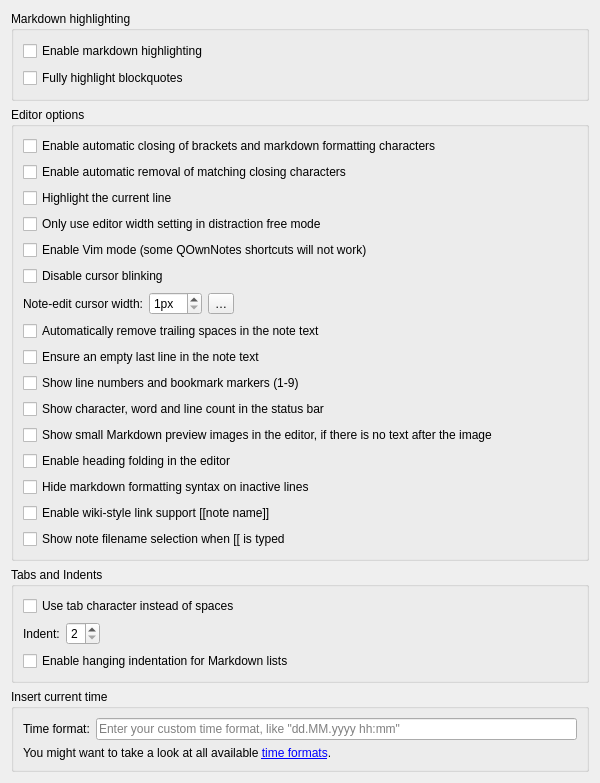
Qt form src/widgets/settings/editorsettingswidget.ui (pbek/QOwnNotes) before a commit.
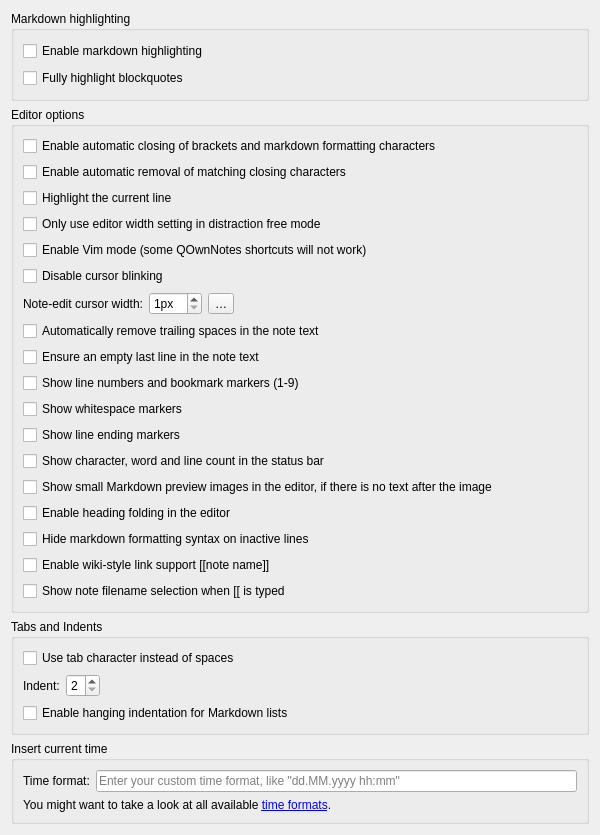
The same form after that commit. Icons and pictures are not drawn. Custom widgets are drawn as their Qt base class.

Commit message: #3253 editor: add settings for showing whitespace and line ending markers

The edit to the form file:
```diff
--- a/src/widgets/settings/editorsettingswidget.ui
+++ b/src/widgets/settings/editorsettingswidget.ui
@@ -163,20 +163,40 @@
        </widget>
       </item>
       <item row="11" column="0" colspan="4">
+       <widget class="QCheckBox" name="showWhitespaceMarkersCheckBox">
+        <property name="toolTip">
+         <string>Show visible markers for spaces and tabs in the note editor</string>
+        </property>
+        <property name="text">
+         <string>Show whitespace markers</string>
+        </property>
+       </widget>
+      </item>
+      <item row="12" column="0" colspan="4">
+       <widget class="QCheckBox" name="showLineEndingMarkersCheckBox">
+        <property name="toolTip">
+         <string>Show visible markers for line endings in the note editor</string>
+        </property>
+        <property name="text">
+         <string>Show line ending markers</string>
+        </property>
+       </widget>
+      </item>
+      <item row="13" column="0" colspan="4">
        <widget class="QCheckBox" name="showNoteTextStatsCheckBox">
         <property name="text">
          <string>Show character, word and line count in the status bar</string>
         </property>
        </widget>
       </item>
-      <item row="12" column="0" colspan="4">
+      <item row="14" column="0" colspan="4">
        <widget class="QCheckBox" name="showMarkdownImagePreviewsCheckBox">
         <property name="text">
          <string>Show small Markdown preview images in the editor, if there is no text after the image</string>
         </property>
        </widget>
       </item>
-      <item row="13" column="0" colspan="4">
+      <item row="15" column="0" colspan="4">
        <widget class="QCheckBox" name="headingFoldingCheckBox">
         <property name="toolTip">
          <string>Shows fold buttons for Markdown headings and allows collapsing their contents</string>
@@ -186,7 +206,7 @@
         </property>
        </widget>
       </item>
-      <item row="14" column="0" colspan="4">
+      <item row="16" column="0" colspan="4">
        <widget class="QCheckBox" name="hideFormattingSyntaxCheckBox">
         <property name="toolTip">
          <string>Hides markdown formatting syntax (like **, *, #) on lines that are not being edited</string>
@@ -196,14 +216,14 @@
         </property>
        </widget>
       </item>
-      <item row="15" column="0" colspan="4">
+      <item row="17" column="0" colspan="4">
        <widget class="QCheckBox" name="enableWikiLinkSupportCheckBox">
         <property name="text">
          <string>Enable wiki-style link support [[note name]]</string>
         </property>
        </widget>
       </item>
-      <item row="16" column="0" colspan="4">
+      <item row="18" column="0" colspan="4">
        <widget class="QCheckBox" name="wikiLinkFileNameAutoSelectCheckBox">
         <property name="toolTip">
          <string>Show the note filename selection when [[ is typed</string>
```
The commit also changes 3 other files.
